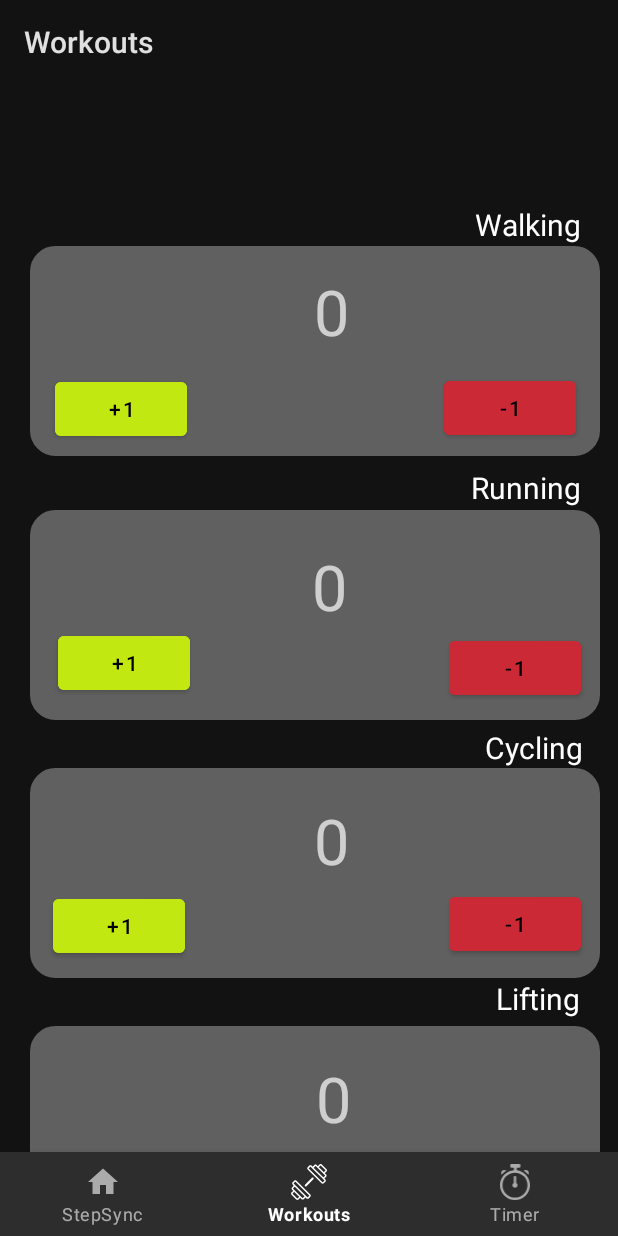
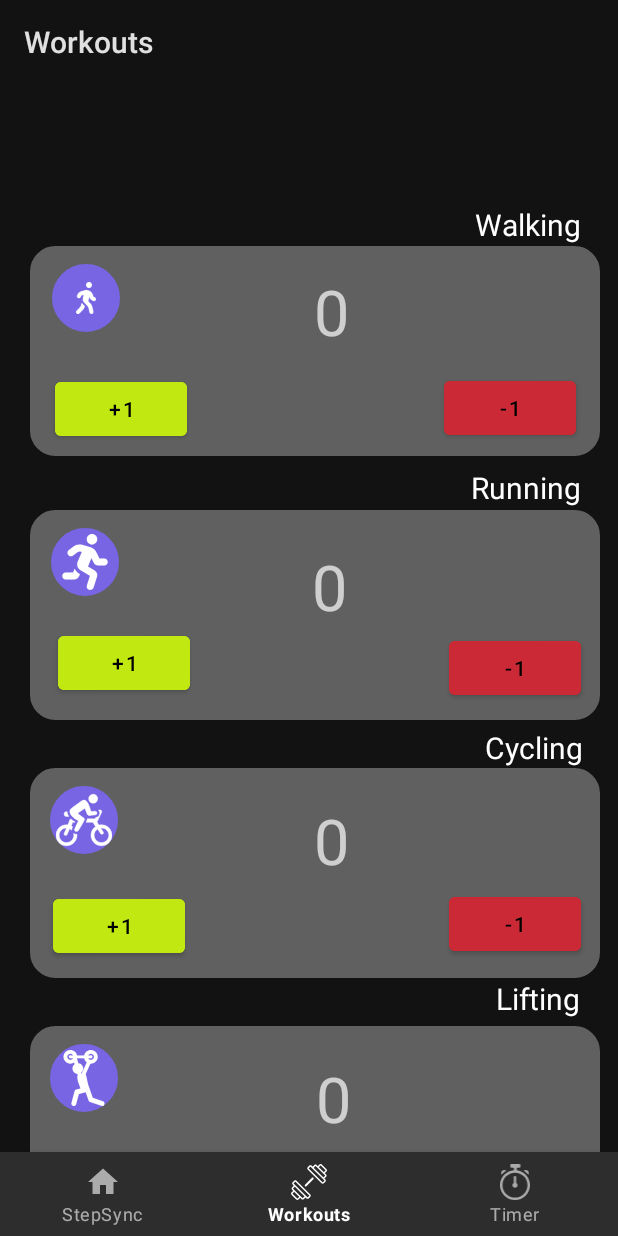
Before and after one commit to sah245/StepSync, an Android app: the WorkoutsFragment screen opened through its navigation route, on a phone screen of 412 x 824 dp. Run offline under Robolectric (Android 15) with nearby library versions, the phone set to English and light mode, and no system bars; our stand-ins replace navigation-ui.

Commit message:
added icons to workouts

```diff
--- a/app/src/main/res/layout/fragment_workouts.xml
+++ b/app/src/main/res/layout/fragment_workouts.xml
@@ -277,4 +277,59 @@
         app:layout_constraintTop_toTopOf="@+id/walking_tab"
         app:layout_constraintVertical_bias="0.916" />
 
+    <ImageView
+        android:id="@+id/walking_icon"
+        android:layout_width="45dp"
+        android:layout_height="45dp"
+        android:layout_marginTop="12dp"
+        android:background="@drawable/shape_circle_purple"
+        android:contentDescription="Walking"
+        android:padding="12dp"
+        android:src="@drawable/walking_white"
+        app:layout_constraintEnd_toEndOf="@+id/walking_tab"
+        app:layout_constraintHorizontal_bias="0.043"
+        app:layout_constraintStart_toStartOf="@+id/walking_tab"
+        app:layout_constraintTop_toTopOf="@+id/walking_tab"
+        tools:srcCompat="@drawable/walking_white" />
+
+    <ImageView
+        android:id="@+id/running_icon"
+        android:layout_width="45dp"
+        android:layout_height="45dp"
+        android:layout_marginTop="12dp"
+        android:background="@drawable/shape_circle_purple"
+        android:contentDescription="Running"
+        android:src="@drawable/running_white"
+        app:layout_constraintEnd_toEndOf="@+id/running_tab"
+        app:layout_constraintHorizontal_bias="0.042"
+        app:layout_constraintStart_toStartOf="@+id/running_tab"
+        app:layout_constraintTop_toTopOf="@+id/running_tab" />
+
+    <ImageView
+        android:id="@+id/cycle_button"
+        android:layout_width="45dp"
+        android:layout_height="45dp"
+        android:layout_marginTop="12dp"
+        android:background="@drawable/shape_circle_purple"
+        android:contentDescription="cycling"
+
+        android:src="@drawable/cycling_white"
+        app:layout_constraintEnd_toEndOf="@+id/cycling_tab"
+        app:layout_constraintHorizontal_bias="0.04"
+        app:layout_constraintStart_toStartOf="@+id/cycling_tab"
+        app:layout_constraintTop_toTopOf="@+id/cycling_tab" />
+
+    <ImageView
+        android:id="@+id/lifting_button"
+        android:layout_width="45dp"
+        android:layout_height="45dp"
+        android:layout_marginTop="12dp"
+        android:background="@drawable/shape_circle_purple"
+        android:contentDescription="weightlifting"
+        android:src="@drawable/lifting_white"
+        app:layout_constraintEnd_toEndOf="@+id/lifting_tab"
+        app:layout_constraintHorizontal_bias="0.04"
+        app:layout_constraintStart_toStartOf="@+id/lifting_tab"
+        app:layout_constraintTop_toTopOf="@+id/lifting_tab" />
+
 </androidx.constraintlayout.widget.ConstraintLayout>
```
